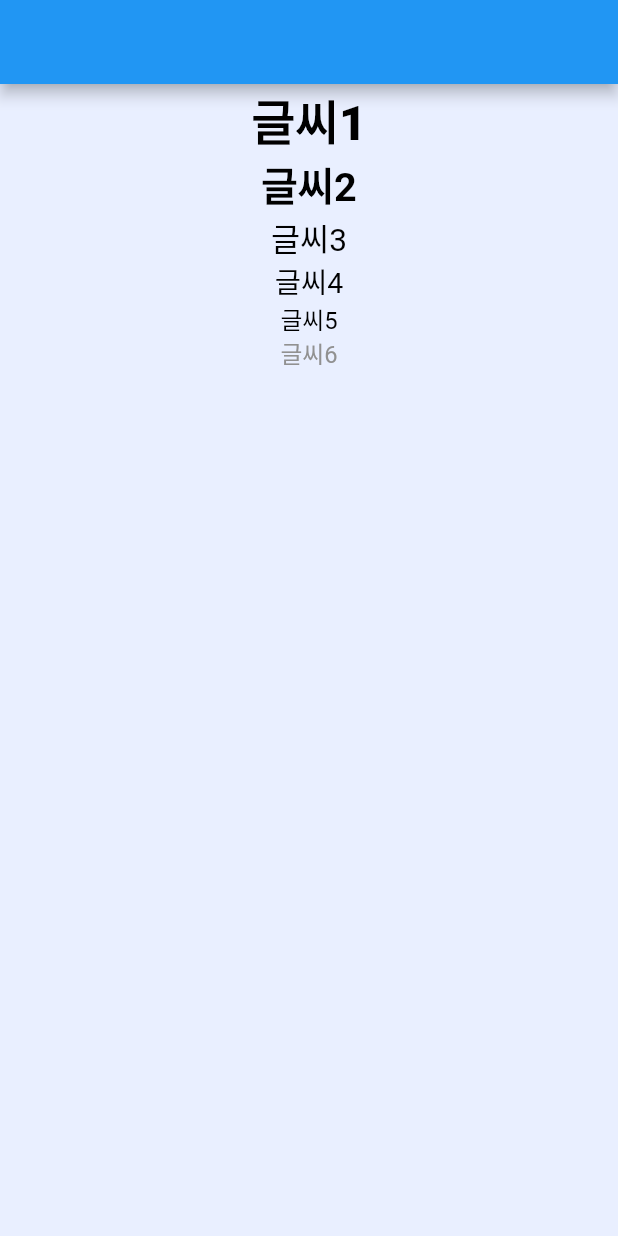
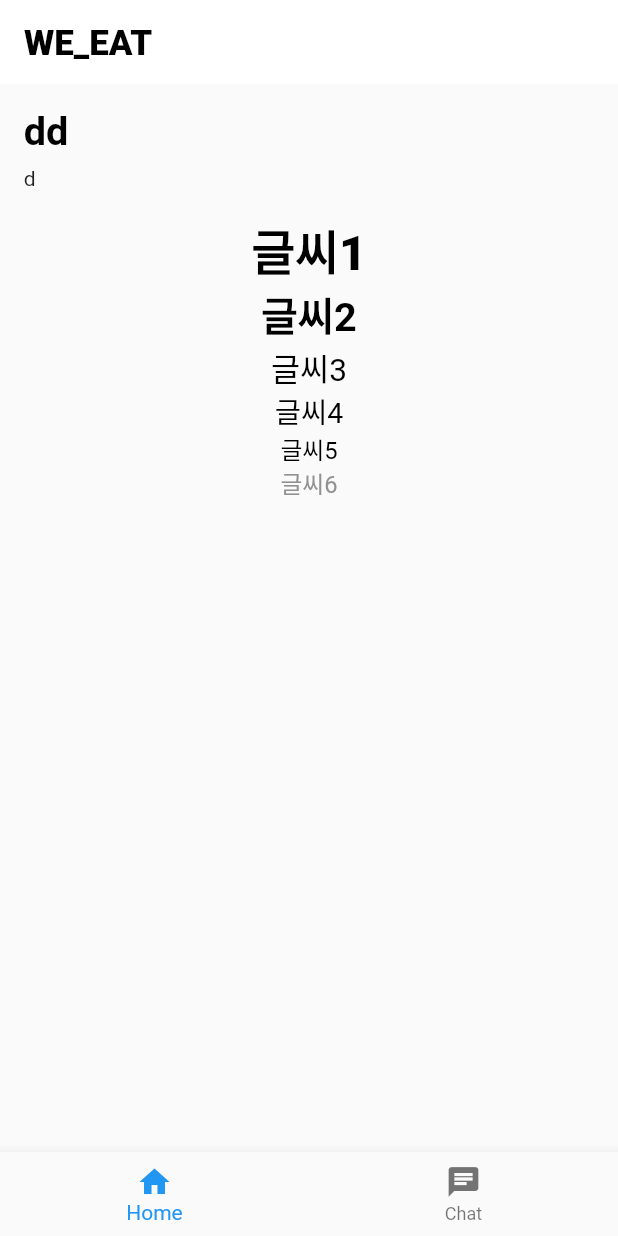
Before and after one commit to hanmango-o/we_eat, a Flutter app: the screen it shows after launch, on a phone screen of 412 x 824 dp. Run offline on Flutter 3.47's test engine with Material 2 defaults, Android fonts, the phone set to English and light mode, and no system bars; our stand-ins replace flutter_screenutil, get; Roboto replaces fonts that are missing (SEBANGGothic).

Commit message:
add: nav 셋팅 추가
Bottom Navigation setup함
HomeScreen-ChatListScreen 관계를 Nav로 연결함

```diff
--- a/lib/asset/data/service.dart
+++ b/lib/asset/data/service.dart
@@ -1,6 +1,6 @@
 class Service {
   static String SPLASH_ROUTE = '/';
-  static String HOME_ROUTE = '/home';
+  static String MAIN_ROUTE = '/main';
   static String SIGN_IN_ROUTE = '/sign/in';
   static String SIGN_UP_ROUTE = '/sign/up';
   static String ADD_FRIEND_ROUTE = '/add-friend';
--- a/lib/main.dart
+++ b/lib/main.dart
@@ -7,9 +7,10 @@ import 'package:we_eat/ui/view/add_friend_screen.dart';
 import 'package:we_eat/ui/view/chat_list_screen.dart';
 import 'package:we_eat/ui/view/chat_room_screen.dart';
 import 'package:we_eat/ui/view/home_screen.dart';
+import 'package:we_eat/ui/view/main_screen.dart';
 import 'package:we_eat/ui/view/sign_in_screen.dart';
 import 'package:we_eat/ui/view/sign_up_screen.dart';
-import 'package:we_eat/ui/view/splash_screen.dart';
+import 'package:we_eat/splash_screen.dart';
 
 void main() {
   runApp(const WeEat());
@@ -23,10 +24,9 @@ class WeEat extends StatelessWidget {
     return ScreenUtilInit(
       designSize: const Size(390, 844),
       builder: (child) => GetMaterialApp(
-        title: 'Flutter Demo',
+        title: 'WE_EAT',
         theme: ThemeData(
-          primaryColor: const Color.fromARGB(255, 47, 84, 170),
-          scaffoldBackgroundColor: const Color.fromARGB(255, 233, 239, 255),
+          primaryColor: Color(0xFF9561D8),
           fontFamily: Font.SEBANGGothic.name,
           textTheme: TextTheme(
             headline1: TextStyle(
@@ -64,6 +64,21 @@ class WeEat extends StatelessWidget {
               fontWeight: FontWeight.normal,
             ),
           ),
+          appBarTheme: AppBarTheme(
+            color: const Color.fromARGB(255, 255, 255, 255),
+            elevation: 0.0,
+            centerTitle: false,
+            titleTextStyle: TextStyle(
+              fontSize: 22.sp,
+              color: const Color.fromARGB(255, 0, 0, 0),
+              fontFamily: Font.SEBANGGothic.name,
+              fontWeight: FontWeight.w900,
+            ),
+            actionsIconTheme: IconThemeData(
+              color: Color(0xFF9561D8),
+              size: 25.sp,
+            ),
+          ),
         ),
         initialRoute: Service.SPLASH_ROUTE,
         getPages: [
@@ -72,8 +87,8 @@ class WeEat extends StatelessWidget {
             page: () => SplashScreen(),
           ),
           GetPage(
-            name: Service.HOME_ROUTE,
-            page: () => HomeScreen(),
+            name: Service.MAIN_ROUTE,
+            page: () => MainScreen(),
           ),
           GetPage(
             name: Service.SIGN_UP_ROUTE,
--- a/lib/ui/view/splash_screen.dart
+++ b/lib/splash_screen.dart
@@ -24,7 +24,7 @@ class _SplashScreenState extends State<SplashScreen> {
     Timer(
       const Duration(seconds: 1),
       () async {
-        Get.offAllNamed(Service.HOME_ROUTE);
+        Get.offAllNamed(Service.MAIN_ROUTE);
       },
     );
   }
--- /dev/null
+++ b/lib/ui/component/board_component.dart
@@ -0,0 +1,73 @@
+import 'package:flutter/material.dart';
+import 'package:flutter_screenutil/flutter_screenutil.dart';
+
+class BoardComponent extends StatelessWidget {
+  final String title;
+  final Widget child;
+  final String? subTitle;
+  final Widget? edge;
+  final Color? backgroundColor;
+  final double? paddingT;
+  final double? paddingB;
+  final double? paddingL;
+  final double? paddingR;
+  const BoardComponent({
+    Key? key,
+    required this.title,
+    required this.child,
+    this.subTitle,
+    this.backgroundColor,
+    this.paddingT,
+    this.paddingB,
+    this.paddingL,
+    this.paddingR,
+    this.edge,
+  }) : super(key: key);
+
+  @override
+  Widget build(BuildContext context) {
+    return Container(
+      width: double.infinity,
+      color: backgroundColor,
+      child: Column(
+        crossAxisAlignment: CrossAxisAlignment.start,
+        children: [
+          Padding(
+            padding: EdgeInsets.only(top: 15.w, left: 15.w, right: 15.w),
+            child: Column(
+              crossAxisAlignment: CrossAxisAlignment.start,
+              children: [
+                Row(
+                  mainAxisAlignment: MainAxisAlignment.spaceBetween,
+                  children: [
+                    Text(
+                      title,
+                      style: Theme.of(context).textTheme.headline2,
+                    ),
+                    edge ?? const SizedBox(),
+                  ],
+                ),
+                Visibility(
+                  visible: subTitle == null ? false : true,
+                  child: Text(
+                    subTitle ?? '',
+                    style: Theme.of(context).textTheme.headline6,
+                  ),
+                ),
+              ],
+            ),
+          ),
+          const SizedBox(height: 8.0),
+          Padding(
+            padding: EdgeInsets.only(
+              bottom: paddingB ?? 15.w,
+              left: paddingL ?? 15.w,
+              right: paddingR ?? 15.w,
+            ),
+            child: child,
+          ),
+        ],
+      ),
+    );
+  }
+}
--- a/lib/ui/view/home_screen.dart
+++ b/lib/ui/view/home_screen.dart
@@ -1,4 +1,5 @@
 import 'package:flutter/material.dart';
+import 'package:we_eat/ui/component/board_component.dart';
 
 class HomeScreen extends StatefulWidget {
   const HomeScreen({Key? key}) : super(key: key);
@@ -11,9 +12,12 @@ class _HomeScreenState extends State<HomeScreen> {
   @override
   Widget build(BuildContext context) {
     return Scaffold(
-      appBar: AppBar(),
+      appBar: AppBar(
+        title: Text('WE_EAT'),
+      ),
       body: Center(
         child: Column(children: [
+          BoardComponent(title: 'dd', child: Text('d')),
           Text('글씨1', style: Theme.of(context).textTheme.headline1),
           Text('글씨2', style: Theme.of(context).textTheme.headline2),
           Text('글씨3', style: Theme.of(context).textTheme.headline3),
--- /dev/null
+++ b/lib/ui/view/main_screen.dart
@@ -0,0 +1,39 @@
+import 'dart:developer';
+
+import 'package:flutter/material.dart';
+import 'package:we_eat/ui/view/chat_list_screen.dart';
+import 'package:we_eat/ui/view/home_screen.dart';
+
+class MainScreen extends StatefulWidget {
+  const MainScreen({Key? key}) : super(key: key);
+
+  @override
+  State<MainScreen> createState() => _MainScreenState();
+}
+
+class _MainScreenState extends State<MainScreen> {
+  int _currentIndex = 0;
+  final _navScreens = [
+    HomeScreen(),
+    ChatListScreen(),
+  ];
+
+  @override
+  Widget build(BuildContext context) {
+    return Scaffold(
+      bottomNavigationBar: BottomNavigationBar(
+        items: [
+          BottomNavigationBarItem(icon: Icon(Icons.home), label: 'Home'),
+          BottomNavigationBarItem(icon: Icon(Icons.chat), label: 'Chat'),
+        ],
+        currentIndex: _currentIndex,
+        onTap: (selectedIndex) {
+          setState(() {
+            _currentIndex = selectedIndex;
+          });
+        },
+      ),
+      body: _navScreens.elementAt(_currentIndex),
+    );
+  }
+}
```
Also changed, not shown: 1 other file.
